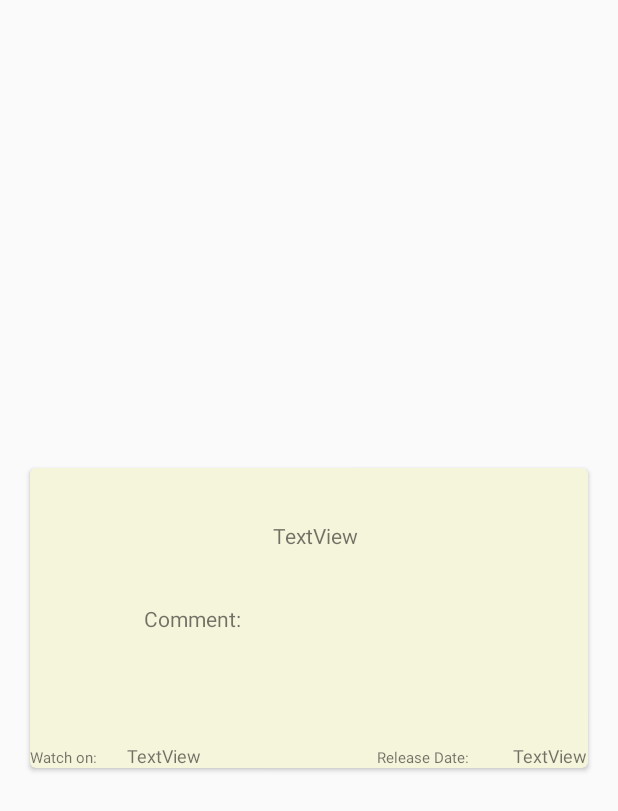
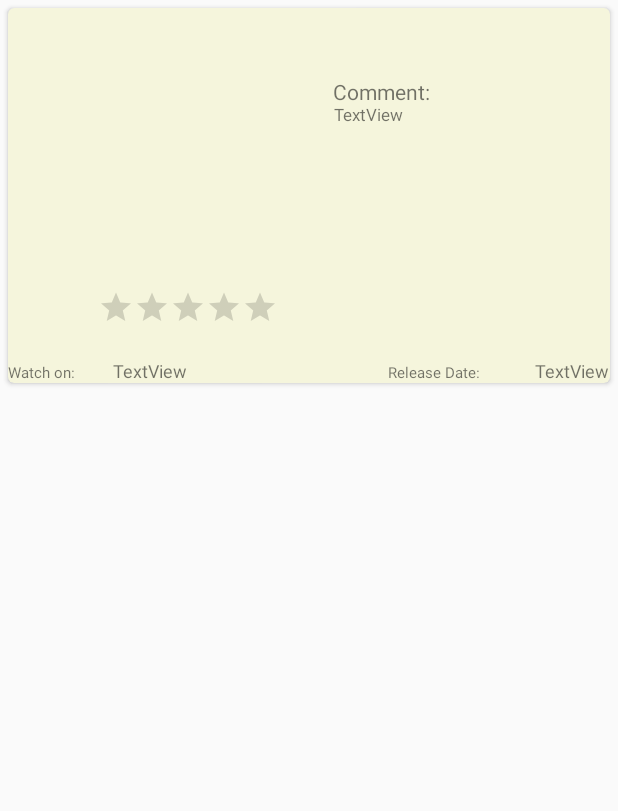
Before and after one commit to Stanford-Peng/moviememoir, an Android app: the layout memoir_card.xml on its own in the app's theme, with its tools: preview values and no code run, on a phone screen of 412 x 824 dp. Shown: the top 811 px of the screen. Run offline under Robolectric (Android 15) with nearby library versions, the phone set to English and light mode, and no system bars.

Commit message:
task8 finished

```diff
--- a/app/src/main/res/layout/memoir_card.xml
+++ b/app/src/main/res/layout/memoir_card.xml
@@ -3,13 +3,12 @@
     xmlns:app="http://schemas.android.com/apk/res-auto"
     xmlns:tools="http://schemas.android.com/tools"
     android:layout_width="match_parent"
-    android:layout_height="wrap_content"
-    android:layout_gravity="center">
+    android:layout_height="wrap_content">
 
     <androidx.cardview.widget.CardView
         android:layout_width="match_parent"
-        android:layout_height="200dp"
-        android:layout_margin="20dp"
+        android:layout_height="250dp"
+        android:layout_margin="5dp"
         android:clickable="true"
         app:cardBackgroundColor="@color/colorAccent"
         app:cardCornerRadius="4dp">
@@ -28,7 +27,7 @@
                 android:textStyle="bold"
                 app:layout_constraintBottom_toBottomOf="parent"
                 app:layout_constraintEnd_toEndOf="parent"
-                app:layout_constraintHorizontal_bias="0.7"
+                app:layout_constraintHorizontal_bias="0.95"
                 app:layout_constraintStart_toStartOf="parent"
                 app:layout_constraintTop_toTopOf="parent"
                 app:layout_constraintVertical_bias="0.1" />
@@ -50,23 +49,37 @@
                 android:text="Comment: "
                 app:layout_constraintBottom_toBottomOf="parent"
                 app:layout_constraintEnd_toEndOf="parent"
-                app:layout_constraintHorizontal_bias="0.25"
+                app:layout_constraintHorizontal_bias="0.65"
                 app:layout_constraintStart_toStartOf="parent"
                 app:layout_constraintTop_toTopOf="parent"
-                app:layout_constraintVertical_bias="0.5" />
+                app:layout_constraintVertical_bias="0.2" />
 
             <TextView
                 android:id="@+id/Comment"
-                android:layout_width="210dp"
-                android:layout_height="130dp"
+                android:layout_width="130dp"
+                android:layout_height="180dp"
                 android:text="TextView"
+                android:textSize="11dp"
                 app:layout_constraintBottom_toBottomOf="parent"
                 app:layout_constraintEnd_toEndOf="parent"
-                app:layout_constraintHorizontal_bias="1"
+                app:layout_constraintHorizontal_bias="0.8"
                 app:layout_constraintStart_toStartOf="parent"
                 app:layout_constraintTop_toTopOf="parent"
-                app:layout_constraintVertical_bias="0.5" />
+                app:layout_constraintVertical_bias="0.9" />
 
+            <RatingBar
+                android:id="@+id/ratingBar"
+                android:layout_width="wrap_content"
+                android:layout_height="wrap_content"
+                android:progressTint="@color/yellow"
+                android:scaleX="0.5"
+                android:scaleY="0.5"
+                app:layout_constraintVertical_bias="0.9"
+                app:layout_constraintHorizontal_bias="0"
+                app:layout_constraintBottom_toBottomOf="parent"
+                app:layout_constraintEnd_toEndOf="parent"
+                app:layout_constraintStart_toStartOf="parent"
+                app:layout_constraintTop_toTopOf="parent" />
             <TextView
                 android:layout_width="wrap_content"
                 android:layout_height="wrap_content"
```
Also changed, not shown: app/src/main/java/com/example/moviememoir/Fragment/MovieMemoir.java (+169 -37 lines), app/src/main/java/com/example/moviememoir/Fragment/SearchFragment.java (+11 -3 lines), app/src/main/java/com/example/moviememoir/Fragment/WatchListFragment.java (+12 -1 lines), app/src/main/java/com/example/moviememoir/adaptor/MemoirRecycleAdaptor.java (+133 -4 lines), app/src/main/java/com/example/moviememoir/model/CachedMemoir.java (+34 -0 lines), app/src/main/java/com/example/moviememoir/networkconnection/NetworkConnection.java (+32 -3 lines), app/src/main/res/layout/movie_memoir_fragment.xml (+35 -2 lines), app/src/main/res/values/strings.xml (+9 -0 lines).
